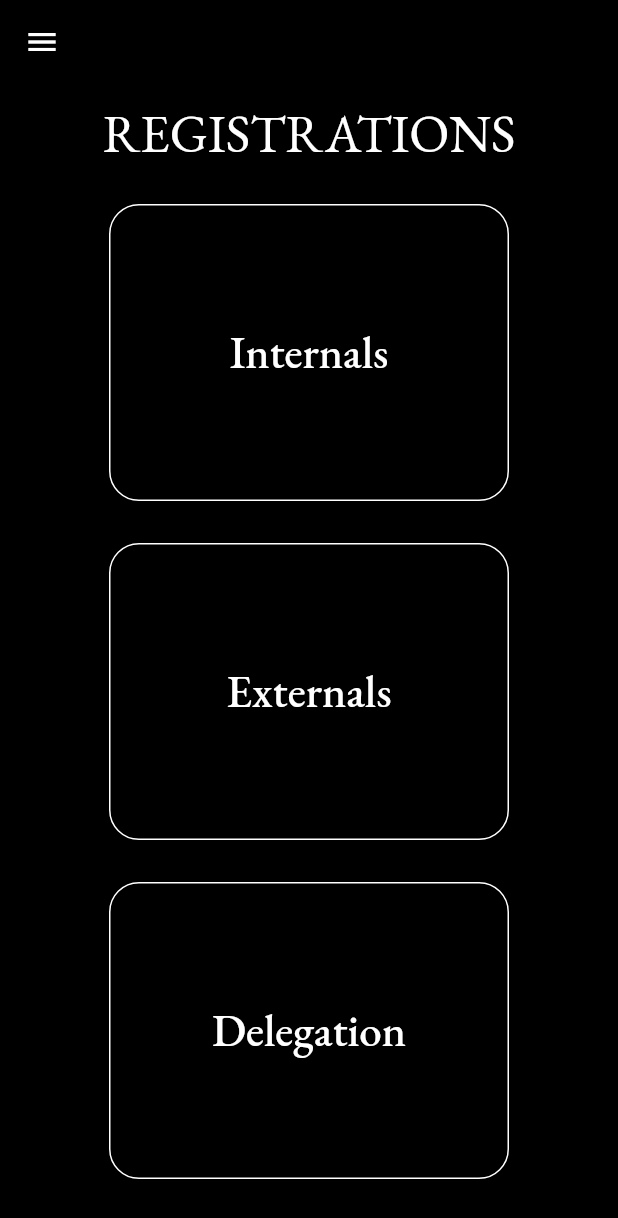
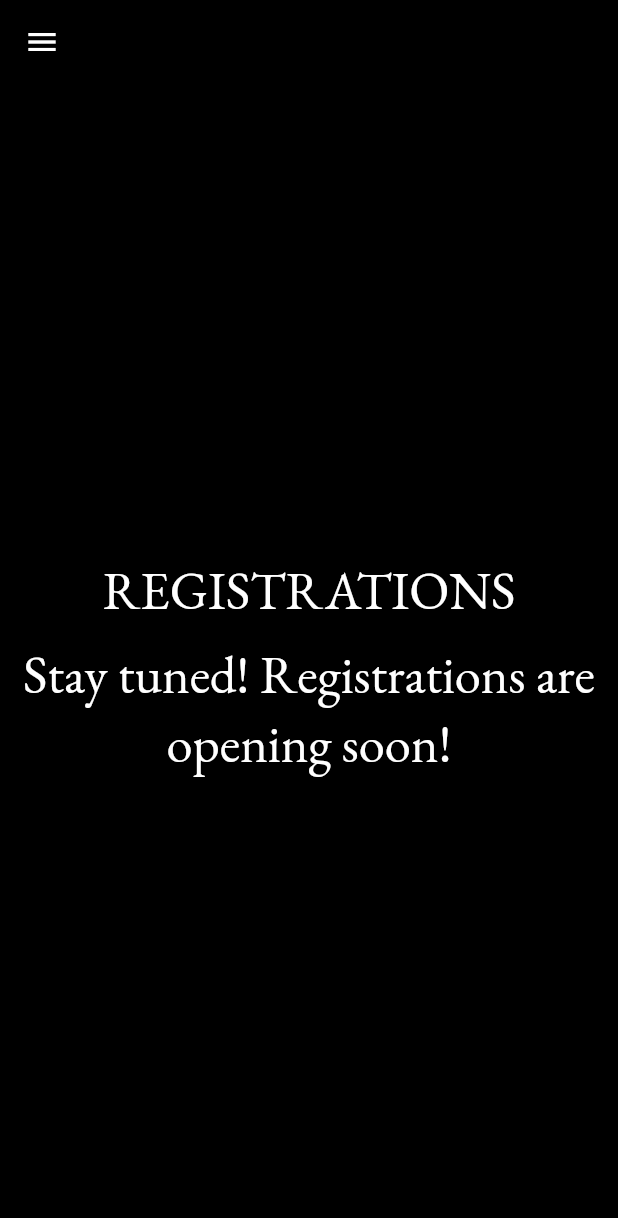
Before and after one commit to vsmart-06/GWHMUN-website, a Flutter app: the Registrations screen opened by its route, on a phone screen of 412 x 824 dp. Shown: the top 1218 px of the screen. Run offline on Flutter 3.47's test engine with Material 2 defaults, Android fonts, the phone set to English and light mode, and no system bars; our stand-ins replace carousel_slider, google_fonts; missing offline and left inert: dart:html, pointer_interceptor; network calls fail.

Commit message:
registrations page shit
Co-authored-by: Srivishnu Vusirikala <vsmart-06@users.noreply.github.com>

```diff
--- a/lib/pages/home_page.dart
+++ b/lib/pages/home_page.dart
@@ -380,7 +380,7 @@ class _HomeState extends State<Home> {
                       Padding(
                         padding: EdgeInsets.all(20),
                         child: Text(
-                          "Pictures from past conferences",
+                          "Photo Gallery",
                           style: TextStyle(
                             color: Colors.white,
                             fontFamily: font,
@@ -710,7 +710,7 @@ class _HomeState extends State<Home> {
                       Padding(
                         padding: EdgeInsets.all(20),
                         child: Text(
-                          "Pictures from past conferences",
+                          "Photo Gallery",
                           style: TextStyle(
                             color: Colors.white,
                             fontFamily: font,
--- a/lib/pages/registrations_page.dart
+++ b/lib/pages/registrations_page.dart
@@ -18,6 +18,7 @@ class _RegistrationsState extends State<Registrations> {
   double? fontSize;
   late double cardWidth;
   late double cardHeight;
+  bool open = false;
 
   @override
   Widget build(BuildContext context) {
@@ -30,6 +31,42 @@ class _RegistrationsState extends State<Registrations> {
       fontSize = 30;
       cardWidth = MediaQuery.of(context).size.width/1.5;
       cardHeight = MediaQuery.of(context).size.height/4;
+    }
+    if (!open) {
+      return Scaffold(
+        appBar: getTopBar(context),
+        drawer: getDrawer(context),
+        backgroundColor: Colors.black,
+        body: Container(
+          width: MediaQuery.of(context).size.width,
+          height: MediaQuery.of(context).size.height,
+          child: Column(
+            mainAxisSize: MainAxisSize.max,
+            mainAxisAlignment: MainAxisAlignment.center,
+            children: [
+              Padding(
+                padding: const EdgeInsets.all(10.0),
+                child: Text(
+                  "REGISTRATIONS",
+                  style: TextStyle(
+                      color: Colors.white, fontSize: 35, fontFamily: titleFont),
+                ),
+              ),
+              Text(
+                "Stay tuned! Registrations are opening soon!",
+                style: TextStyle(
+                  color: Colors.white,
+                  fontFamily: titleFont,
+                  fontSize: 35,
+                ),
+                textAlign: TextAlign.center
+              ),
+              //Image(image: AssetImage("carousel/image_2.jpg")),
+              (MediaQuery.of(context).orientation == Orientation.landscape) ? Expanded(child: Column(mainAxisSize: MainAxisSize.max, mainAxisAlignment: MainAxisAlignment.end, children: [footer(MediaQuery.of(context).orientation==Orientation.landscape)])) : Container(),
+            ],
+          ),
+        ),
+      );
     }
     if (clickedLink == null) {
       return Scaffold(
--- a/lib/widgets/header.dart
+++ b/lib/widgets/header.dart
@@ -15,7 +15,7 @@ AppBar? getTopBar(BuildContext context) {
             Row(
               mainAxisAlignment: MainAxisAlignment.spaceEvenly,
               children: [
-                TextButton.icon(
+                TextButton(
                     style: ButtonStyle(
                       backgroundColor: MaterialStateProperty.all<Color>(Colors.transparent),
                       foregroundColor: MaterialStateProperty.all<Color>(Colors.white),
@@ -26,12 +26,11 @@ AppBar? getTopBar(BuildContext context) {
                         )
                       )
                     ),
-                    icon: Image(
+                    child: Image(
                       image: AssetImage("assets/gwhmun_logo.png"),
                       width: 55,
                       height: 55
                     ),
-                    label: Text(""),
                     onPressed: () {
                       Navigator.popAndPushNamed(context, "/");
                     },
```
Also changed, not shown: lib/pages/secretariat_page.dart (+41 -10 lines).
